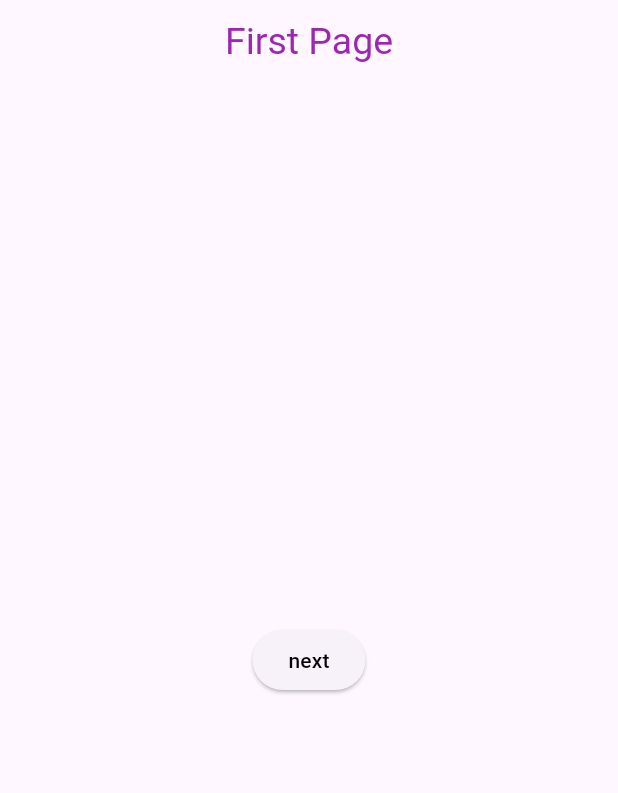
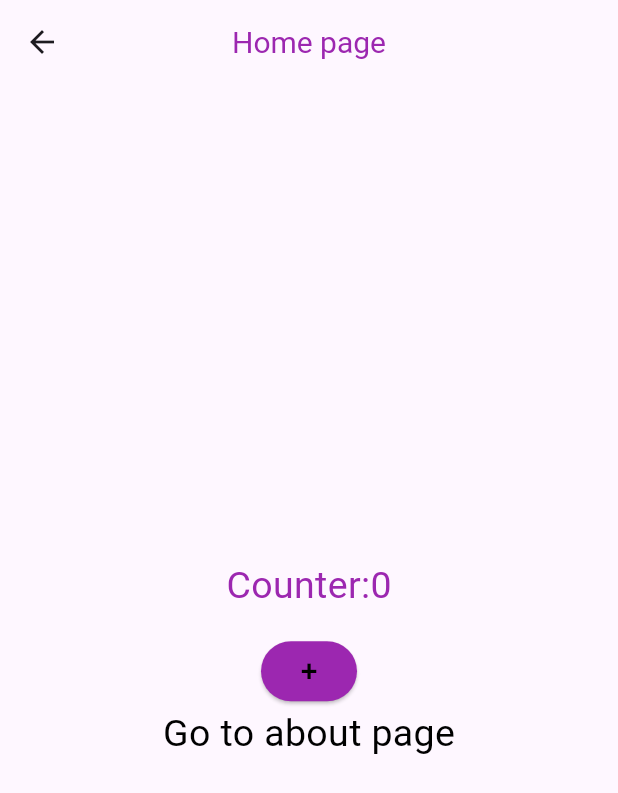
Before and after one commit to aravindr56/Getx_demo, a Flutter app: the screen it shows after launch, on a phone screen of 412 x 824 dp. Shown: the top 793 px of the screen. Run offline on Flutter 3.47's test engine with Material 3 defaults, Android fonts, the phone set to English and light mode, and no system bars; our stand-ins replace get.

```diff
--- /dev/null
+++ b/lib/app/routes.dart
@@ -0,0 +1,12 @@
+import 'package:get/get.dart';
+import 'package:getx_demo/views/about/about_page.dart';
+import '../views/home/home_page.dart';
+
+  appRoutes() => [GetPage(name: '/home', page: ()=> HomePage(),
+  transition: Transition.leftToRight,
+  ),
+   GetPage(name: '/about', page: ()=> AboutPage(),
+   transition: Transition.zoom,
+   ),
+
+  ];
--- a/lib/main.dart
+++ b/lib/main.dart
@@ -1,6 +1,8 @@
 import 'package:flutter/material.dart';
 import 'package:get/get_navigation/src/root/get_material_app.dart';
-import 'package:getx_demo/screens/first_screen.dart';
+import 'package:getx_demo/app/routes.dart';
+import 'package:getx_demo/splash_screen.dart';
+
 
 
 
@@ -14,7 +16,9 @@ class MyApp extends StatelessWidget {
   @override
   Widget build(BuildContext context) {
     return GetMaterialApp(
-      home: FirstPage(),
+      home: SplashScreen(),
+      // initialRoute: '/home',
+      // getPages: appRoutes(),
       debugShowCheckedModeBanner: false,
     );
   }
--- /dev/null
+++ b/lib/views/home/home_page.dart
@@ -0,0 +1,44 @@
+import 'package:flutter/material.dart';
+import 'package:get/get.dart';
+final RxInt counter=0.obs;
+class HomePage extends StatelessWidget {
+  const HomePage({super.key});
+
+  @override
+  Widget build(BuildContext context) {
+    return Scaffold(
+      appBar: AppBar(
+        title: Text(
+          'Home page', style: TextStyle(color: Colors.purple, fontSize: 20),),
+        centerTitle: true,
+      ),
+      body: Column(
+        mainAxisAlignment: MainAxisAlignment.center,
+        crossAxisAlignment: CrossAxisAlignment.center,
+        children: [
+          Obx(() =>
+              Text('Counter:${counter.value}',
+                  style: TextStyle(color: Colors.purple, fontSize: 25,))),
+          SizedBox(height: 15,),
+          ElevatedButton(
+            onPressed: () {
+              counter.value++;
+            },
+            style: ElevatedButton.styleFrom(
+                backgroundColor: Colors.purple
+            ),
+            child: Text(
+              '+', style: TextStyle(color: Colors.black, fontSize: 20),),),
+          Center(
+            child: GestureDetector(
+                onTap: () {
+                  Get.toNamed('/about');
+                },
+                child: Text('Go to about page',
+                  style: TextStyle(color: Colors.black, fontSize: 25),)),
+          ),
+        ],
+      ),
+    );
+  }
+}
```
Also changed, not shown: lib/screens/first_screen.dart (+47 -5 lines), lib/screens/third_screen.dart (added, +17 -0 lines), lib/splash_screen.dart (added, +34 -0 lines), lib/views/about/about_page.dart (added, +14 -0 lines), lib/app/theme.dart (added).
